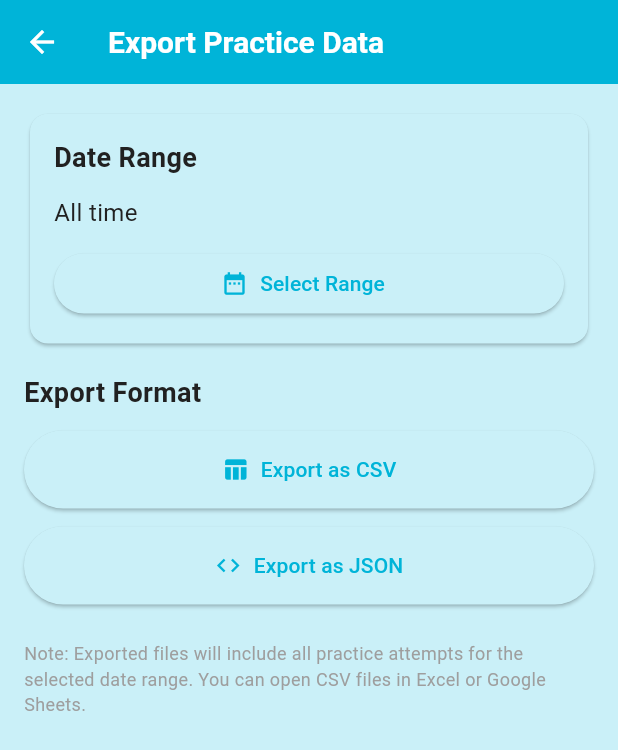
After one commit to jasn17/CPSC_4150_ReadRight_App, a Flutter app: the ExportScreen screen opened directly, after a tap on "Export as CSV", on a phone screen of 412 x 824 dp. The commit adds this screen. Shown: the top 750 px of the screen. Run offline on Flutter 3.47's test engine with Material 3 defaults, Android fonts, the phone set to English and light mode, and no system bars; our stand-ins replace confetti, connectivity_plus, firebase_auth, firebase_core, firebase_database, flutter_tts and 4 more; accounts and stored records are empty.

Commit message:
Added a way to export attempts/statistics in student settings

```diff
--- /dev/null
+++ b/read_right_app/lib/screens/export_screen.dart
@@ -0,0 +1,311 @@
+// FILE: lib/screens/export_screen.dart
+// PURPOSE: Screen for exporting practice data
+
+import 'package:flutter/material.dart';
+import 'package:provider/provider.dart';
+import '../models/auth_model.dart';
+import '../services/export_service.dart';
+
+class ExportScreen extends StatefulWidget {
+  const ExportScreen({super.key});
+
+  @override
+  State<ExportScreen> createState() => _ExportScreenState();
+}
+
+class _ExportScreenState extends State<ExportScreen> {
+  final ExportService _exportService = ExportService();
+  DateTime? _startDate;
+  DateTime? _endDate;
+  bool _isExporting = false;
+  Map<String, dynamic>? _statistics;
+
+  @override
+  void initState() {
+    super.initState();
+    _loadStatistics();
+  }
+
+  Future<void> _loadStatistics() async {
+    final authModel = context.read<AuthModel>();
+    final userId = authModel.uid;
+
+    if (userId == null) return;
+
+    final stats = await _exportService.getStatistics(
+      userId: userId,
+      startDate: _startDate,
+      endDate: _endDate,
+    );
+
+    setState(() {
+      _statistics = stats;
+    });
+  }
+
+  Future<void> _selectDateRange() async {
+    final picked = await showDateRangePicker(
+      context: context,
+      firstDate: DateTime(2020),
+      lastDate: DateTime.now(),
+      initialDateRange: _startDate != null && _endDate != null
+          ? DateTimeRange(start: _startDate!, end: _endDate!)
+          : null,
+    );
+
+    if (picked != null) {
+      setState(() {
+        _startDate = picked.start;
+        _endDate = picked.end;
+      });
+      await _loadStatistics();
+    }
+  }
+
+  Future<void> _clearDateRange() async {
+    setState(() {
+      _startDate = null;
+      _endDate = null;
+    });
+    await _loadStatistics();
+  }
+
+  Future<void> _exportCSV() async {
+    final authModel = context.read<AuthModel>();
+    final userId = authModel.uid;
+
+    if (userId == null) return;
+
+    setState(() {
+      _isExporting = true;
+    });
+
+    try {
+      await _exportService.shareCSV(
+        userId: userId,
+        startDate: _startDate,
+        endDate: _endDate,
+        studentName: authModel.email?.split('@').first,
+      );
+
+      if (mounted) {
+        ScaffoldMessenger.of(context).showSnackBar(
+          const SnackBar(content: Text('CSV exported successfully!')),
+        );
+      }
+    } catch (e) {
+      if (mounted) {
+        ScaffoldMessenger.of(context).showSnackBar(
+          SnackBar(content: Text('Export failed: $e')),
+        );
+      }
+    } finally {
+      setState(() {
+        _isExporting = false;
+      });
+    }
+  }
+
+  Future<void> _exportJSON() async {
+    final authModel = context.read<AuthModel>();
+    final userId = authModel.uid;
+
+    if (userId == null) return;
+
+    setState(() {
+      _isExporting = true;
+    });
+
+    try {
+      await _exportService.shareJSON(
+        userId: userId,
+        startDate: _startDate,
+        endDate: _endDate,
+        studentName: authModel.email?.split('@').first,
+      );
+
+      if (mounted) {
+        ScaffoldMessenger.of(context).showSnackBar(
+          const SnackBar(content: Text('JSON exported successfully!')),
+        );
+      }
+    } catch (e) {
+      if (mounted) {
+        ScaffoldMessenger.of(context).showSnackBar(
+          SnackBar(content: Text('Export failed: $e')),
+        );
+      }
+    } finally {
+      setState(() {
+        _isExporting = false;
+      });
+    }
+  }
+
+  @override
+  Widget build(BuildContext context) {
+    return Scaffold(
+      appBar: AppBar(
+        title: const Text('Export Practice Data'),
+      ),
+      body: SingleChildScrollView(
+        padding: const EdgeInsets.all(16),
+        child: Column(
+          crossAxisAlignment: CrossAxisAlignment.stretch,
+          children: [
+            // Date Range Selection
+            Card(
+              child: Padding(
+                padding: const EdgeInsets.all(16),
+                child: Column(
+                  crossAxisAlignment: CrossAxisAlignment.start,
+                  children: [
+                    const Text(
+                      'Date Range',
+                      style: TextStyle(
+                        fontSize: 18,
+                        fontWeight: FontWeight.bold,
+                      ),
+                    ),
+                    const SizedBox(height: 12),
+                    if (_startDate != null && _endDate != null)
+                      Text(
+                        '${_formatDate(_startDate!)} to ${_formatDate(_endDate!)}',
+                        style: const TextStyle(fontSize: 16),
+                      )
+                    else
+                      const Text(
+                        'All time',
+                        style: TextStyle(fontSize: 16),
+                      ),
+                    const SizedBox(height: 12),
+                    Row(
+                      children: [
+                        Expanded(
+                          child: ElevatedButton.icon(
+                            onPressed: _selectDateRange,
+                            icon: const Icon(Icons.date_range),
+                            label: const Text('Select Range'),
+                          ),
+                        ),
+                        if (_startDate != null) ...[
+                          const SizedBox(width: 8),
+                          IconButton(
+                            onPressed: _clearDateRange,
+                            icon: const Icon(Icons.clear),
+                            tooltip: 'Clear date range',
+                          ),
+                        ],
+                      ],
+                    ),
+                  ],
+                ),
+              ),
+            ),
+
+            const SizedBox(height: 16),
+
+            // Statistics
+            if (_statistics != null) ...[
+              Card(
+                child: Padding(
+                  padding: const EdgeInsets.all(16),
+                  child: Column(
+                    crossAxisAlignment: CrossAxisAlignment.start,
+                    children: [
+                      const Text(
+                        'Statistics',
+                        style: TextStyle(
+                          fontSize: 18,
+                          fontWeight: FontWeight.bold,
+                        ),
+                      ),
+                      const SizedBox(height: 12),
+                      _buildStatRow('Total Attempts', '${_statistics!['totalAttempts']}'),
+                      _buildStatRow('Average Score', '${_statistics!['averageScore']}%'),
+                      _buildStatRow('Correct', '${_statistics!['correctCount']}'),
+                      _buildStatRow('Incorrect', '${_statistics!['incorrectCount']}'),
+                      _buildStatRow('Accuracy Rate', '${_statistics!['accuracyRate']}%'),
+                      _buildStatRow('Unique Words', '${_statistics!['uniqueWords']}'),
+                    ],
+                  ),
+                ),
+              ),
+              const SizedBox(height: 16),
+            ],
+
+            // Export Buttons
+            const Text(
+              'Export Format',
+              style: TextStyle(
+                fontSize: 18,
+                fontWeight: FontWeight.bold,
+              ),
+            ),
+            const SizedBox(height: 12),
+
+            ElevatedButton.icon(
+              onPressed: _isExporting ? null : _exportCSV,
+              icon: const Icon(Icons.table_chart),
+              label: const Text('Export as CSV'),
+              style: ElevatedButton.styleFrom(
+                padding: const EdgeInsets.all(16),
+              ),
+            ),
+
+            const SizedBox(height: 12),
+
+            ElevatedButton.icon(
+              onPressed: _isExporting ? null : _exportJSON,
+              icon: const Icon(Icons.code),
+              label: const Text('Export as JSON'),
+              style: ElevatedButton.styleFrom(
+                padding: const EdgeInsets.all(16),
+              ),
+            ),
+
+            if (_isExporting) ...[
+              const SizedBox(height: 16),
+              const Center(
+                child: CircularProgressIndicator(),
+              ),
+            ],
+
+            const SizedBox(height: 24),
+
+            const Text(
+              'Note: Exported files will include all practice attempts for the selected date range. You can open CSV files in Excel or Google Sheets.',
+              style: TextStyle(
+                fontSize: 12,
+                color: Colors.grey,
+              ),
+            ),
+          ],
+        ),
+      ),
+    );
+  }
+
+  Widget _buildStatRow(String label, String value) {
+    return Padding(
+      padding: const EdgeInsets.symmetric(vertical: 4),
+      child: Row(
+        mainAxisAlignment: MainAxisAlignment.spaceBetween,
+        children: [
+          Text(label, style: const TextStyle(fontSize: 16)),
+          Text(
+            value,
+            style: const TextStyle(
+              fontSize: 16,
+              fontWeight: FontWeight.bold,
+            ),
+          ),
+        ],
+      ),
+    );
+  }
+
+  String _formatDate(DateTime date) {
+    return '${date.month}/${date.day}/${date.year}';
+  }
+}
--- a/read_right_app/lib/screens/settings_screen.dart
+++ b/read_right_app/lib/screens/settings_screen.dart
@@ -7,6 +7,7 @@ import 'package:flutter/material.dart';
 import 'package:provider/provider.dart';
 import '../models/settings_model.dart';
 import '../models/auth_model.dart';
+import 'export_screen.dart';
 
 class SettingsScreen extends StatelessWidget {
   const SettingsScreen({super.key});
@@ -44,9 +45,21 @@ class SettingsScreen extends StatelessWidget {
                 max: 100,
                 divisions: 10,
                 label: '${s.threshold}',
-                onChanged: (v) => context.read<SettingsModel>().threshold = v.round(),
+                onChanged: (v) =>
+                    context.read<SettingsModel>().threshold = v.round(),
               ),
             ),
+          ),
+          ListTile(
+            leading: const Icon(Icons.download),
+            title: const Text('Export Practice Data'),
+            subtitle: const Text('Download CSV or JSON'),
+            onTap: () {
+              Navigator.push(
+                context,
+                MaterialPageRoute(builder: (_) => const ExportScreen()),
+              );
+            },
           ),
           SwitchListTile(
             title: const Text('Retain Audio (placeholder)'),
--- a/read_right_app/pubspec.yaml
+++ b/read_right_app/pubspec.yaml
@@ -21,6 +21,8 @@ dependencies:
   confetti: ^0.7.0
   connectivity_plus: ^6.1.0
   uuid: ^4.5.1
+  path_provider: ^2.1.4
+  share_plus: ^10.1.2
 
 
 flutter:
```
Also changed, not shown: read_right_app/lib/services/export_service.dart (added, +227 -0 lines), read_right_app/pubspec.lock, 5 other files.
